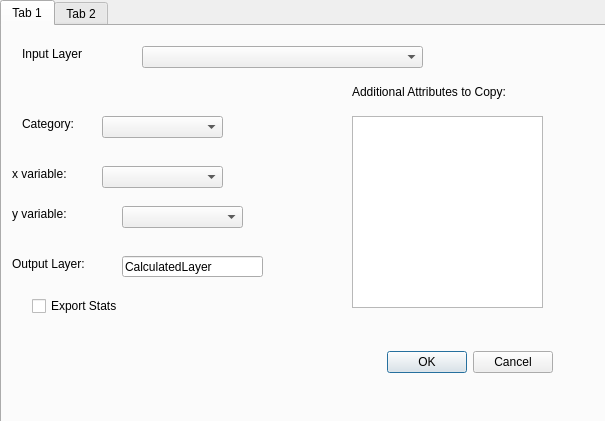
Above: trend_mapper_dialog_base.ui from russloewe/TrendMapper before the change. Below: the same form after it.
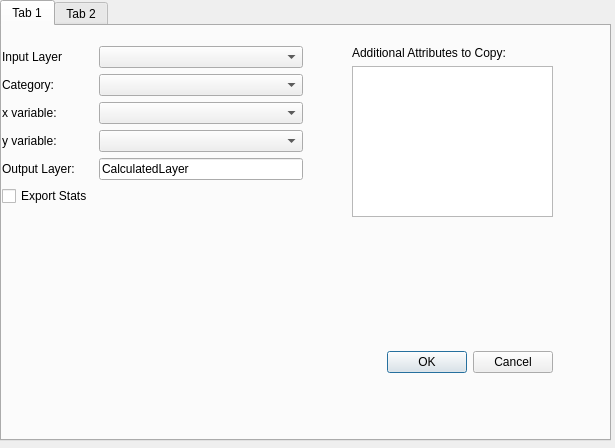
That is the form after the change.

Commit message: added checkbox and tabs

What changed in the file:
```diff
--- a/trend_mapper_dialog_base.ui
+++ b/trend_mapper_dialog_base.ui
@@ -6,8 +6,8 @@
    <rect>
     <x>0</x>
     <y>0</y>
-    <width>605</width>
-    <height>421</height>
+    <width>615</width>
+    <height>448</height>
    </rect>
   </property>
   <property name="windowTitle">
@@ -19,7 +19,7 @@
      <x>0</x>
      <y>0</y>
      <width>611</width>
-     <height>431</height>
+     <height>441</height>
     </rect>
    </property>
    <property name="currentIndex">
@@ -29,137 +29,6 @@
     <attribute name="title">
      <string>Tab 1</string>
     </attribute>
-    <widget class="QComboBox" name="inputLayerCombo">
-     <property name="geometry">
-      <rect>
-       <x>140</x>
-       <y>20</y>
-       <width>281</width>
-       <height>22</height>
-      </rect>
-     </property>
-    </widget>
-    <widget class="QLabel" name="label_4">
-     <property name="geometry">
-      <rect>
-       <x>20</x>
-       <y>20</y>
-       <width>91</width>
-       <height>16</height>
-      </rect>
-     </property>
-     <property name="text">
-      <string>Input Layer</string>
-     </property>
-    </widget>
-    <widget class="QComboBox" name="categoryCombo">
-     <property name="geometry">
-      <rect>
-       <x>100</x>
-       <y>90</y>
-       <width>121</width>
-       <height>22</height>
-      </rect>
-     </property>
-    </widget>
-    <widget class="QLabel" name="label">
-     <property name="geometry">
-      <rect>
-       <x>20</x>
-       <y>90</y>
-       <width>57</width>
-       <height>15</height>
-      </rect>
-     </property>
-     <property name="text">
-      <string>Category:</string>
-     </property>
-    </widget>
-    <widget class="QLabel" name="label_2">
-     <property name="geometry">
-      <rect>
-       <x>10</x>
-       <y>140</y>
-       <width>131</width>
-       <height>16</height>
-      </rect>
-     </property>
-     <property name="text">
-      <string>x variable:</string>
-     </property>
-    </widget>
-    <widget class="QComboBox" name="xFieldCombo">
-     <property name="geometry">
-      <rect>
-       <x>100</x>
-       <y>140</y>
-       <width>121</width>
-       <height>22</height>
-      </rect>
-     </property>
-    </widget>
-    <widget class="QLabel" name="label_3">
-     <property name="geometry">
-      <rect>
-       <x>10</x>
-       <y>180</y>
-       <width>121</width>
-       <height>16</height>
-      </rect>
-     </property>
-     <property name="text">
-      <string>y variable:</string>
-     </property>
-    </widget>
-    <widget class="QComboBox" name="yFieldCombo">
-     <property name="geometry">
-      <rect>
-       <x>120</x>
-       <y>180</y>
-       <width>121</width>
-       <height>22</height>
-      </rect>
-     </property>
-    </widget>
-    <widget class="QLabel" name="label_5">
-     <property name="geometry">
-      <rect>
-       <x>10</x>
-       <y>230</y>
-       <width>101</width>
-       <height>16</height>
-      </rect>
-     </property>
-     <property name="text">
-      <string>Output Layer:</string>
-     </property>
-    </widget>
-    <widget class="QLineEdit" name="outputLayerLine">
-     <property name="geometry">
-      <rect>
-       <x>120</x>
-       <y>230</y>
-       <width>141</width>
-       <height>21</height>
-      </rect>
-     </property>
-     <property name="text">
-      <string>CalculatedLayer</string>
-     </property>
-    </widget>
-    <widget class="QCheckBox" name="exportRisidualsCheck">
-     <property name="geometry">
-      <rect>
-       <x>30</x>
-       <y>270</y>
-       <width>121</width>
-       <height>20</height>
-      </rect>
-     </property>
-     <property name="text">
-      <string>Export Stats</string>
-     </property>
-    </widget>
     <widget class="QDialogButtonBox" name="button_box">
      <property name="geometry">
       <rect>
@@ -176,31 +45,107 @@
       <set>QDialogButtonBox::Cancel|QDialogButtonBox::Ok</set>
      </property>
     </widget>
-    <widget class="QListWidget" name="copyAttr">
+    <widget class="QWidget" name="formLayoutWidget">
      <property name="geometry">
       <rect>
-       <x>350</x>
-       <y>90</y>
-       <width>191</width>
-       <height>192</height>
+       <x>0</x>
+       <y>20</y>
+       <width>301</width>
+       <height>161</height>
       </rect>
      </property>
-     <property name="selectionMode">
-      <enum>QAbstractItemView::MultiSelection</enum>
-     </property>
+     <layout class="QFormLayout" name="formLayout">
+      <property name="fieldGrowthPolicy">
+       <enum>QFormLayout::AllNonFixedFieldsGrow</enum>
+      </property>
+      <item row="0" column="0">
+       <widget class="QLabel" name="label_4">
+        <property name="text">
+         <string>Input Layer</string>
+        </property>
+       </widget>
+      </item>
+      <item row="1" column="0">
+       <widget class="QLabel" name="label">
+        <property name="text">
+         <string>Category:</string>
+        </property>
+       </widget>
+      </item>
+      <item row="2" column="0">
+       <widget class="QLabel" name="label_2">
+        <property name="text">
+         <string>x variable:</string>
+        </property>
+       </widget>
+      </item>
+      <item row="3" column="0">
+       <widget class="QLabel" name="label_3">
+        <property name="text">
+         <string>y variable:</string>
+        </property>
+       </widget>
+      </item>
+      <item row="4" column="0">
+       <widget class="QLabel" name="label_5">
+        <property name="text">
+         <string>Output Layer:</string>
+        </property>
+       </widget>
+      </item>
+      <item row="0" column="1">
+       <widget class="QComboBox" name="inputLayerCombo"/>
+      </item>
+      <item row="1" column="1">
+       <widget class="QComboBox" name="categoryCombo"/>
+      </item>
+      <item row="2" column="1">
+       <widget class="QComboBox" name="xFieldCombo"/>
+      </item>
+      <item row="3" column="1">
+       <widget class="QComboBox" name="yFieldCombo"/>
+      </item>
+      <item row="4" column="1">
+       <widget class="QLineEdit" name="outputLayerLine">
+        <property name="text">
+         <string>CalculatedLayer</string>
+        </property>
+       </widget>
+      </item>
+      <item row="5" column="0">
+       <widget class="QCheckBox" name="exportRisidualsCheck">
+        <property name="text">
+         <string>Export Stats</string>
+        </property>
+       </widget>
+      </item>
+     </layout>
     </widget>
-    <widget class="QLabel" name="label_6">
+    <widget class="QWidget" name="verticalLayoutWidget">
      <property name="geometry">
       <rect>
        <x>350</x>
-       <y>50</y>
-       <width>191</width>
-       <height>31</height>
+       <y>20</y>
+       <width>201</width>
+       <height>171</height>
       </rect>
      </property>
-     <property name="text">
-      <string>Additional Attributes to Copy:</string>
-     </property>
+     <layout class="QVBoxLayout" name="verticalLayout">
+      <item>
+       <widget class="QLabel" name="label_6">
+        <property name="text">
+         <string>Additional Attributes to Copy:</string>
+        </property>
+       </widget>
+      </item>
+      <item>
+       <widget class="QListWidget" name="copyAttr">
+        <property name="selectionMode">
+         <enum>QAbstractItemView::MultiSelection</enum>
+        </property>
+       </widget>
+      </item>
+     </layout>
     </widget>
    </widget>
    <widget class="QWidget" name="tab_2">
```
Left out of the diff: 36 changed lines with no effect on the pictures.
